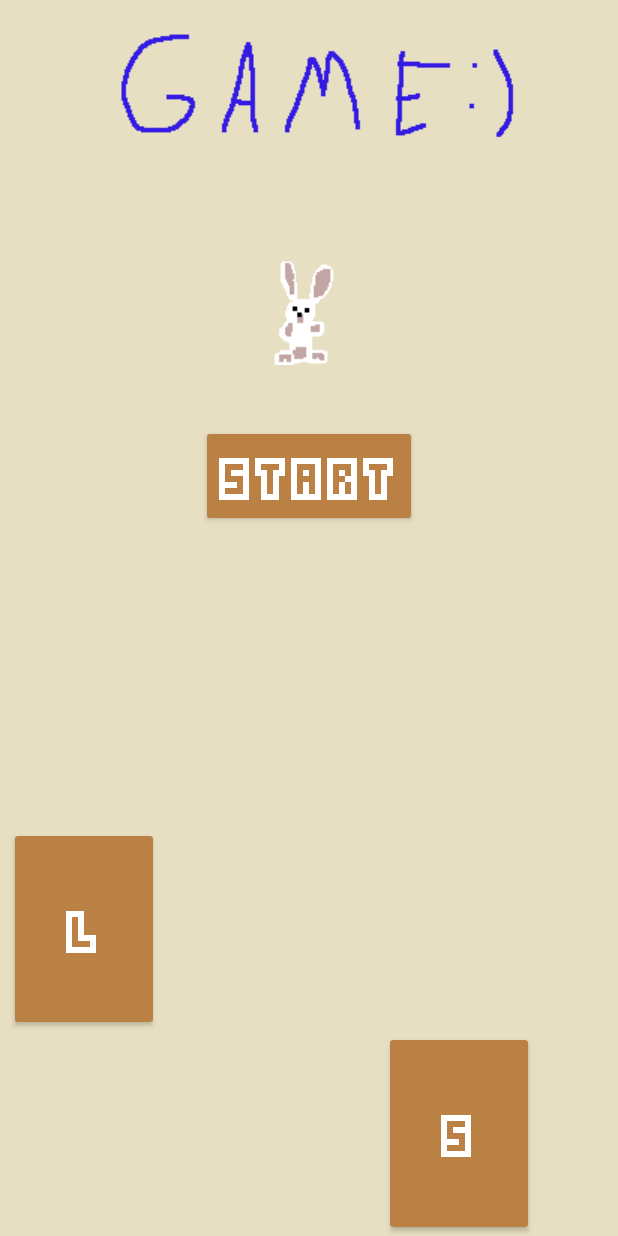
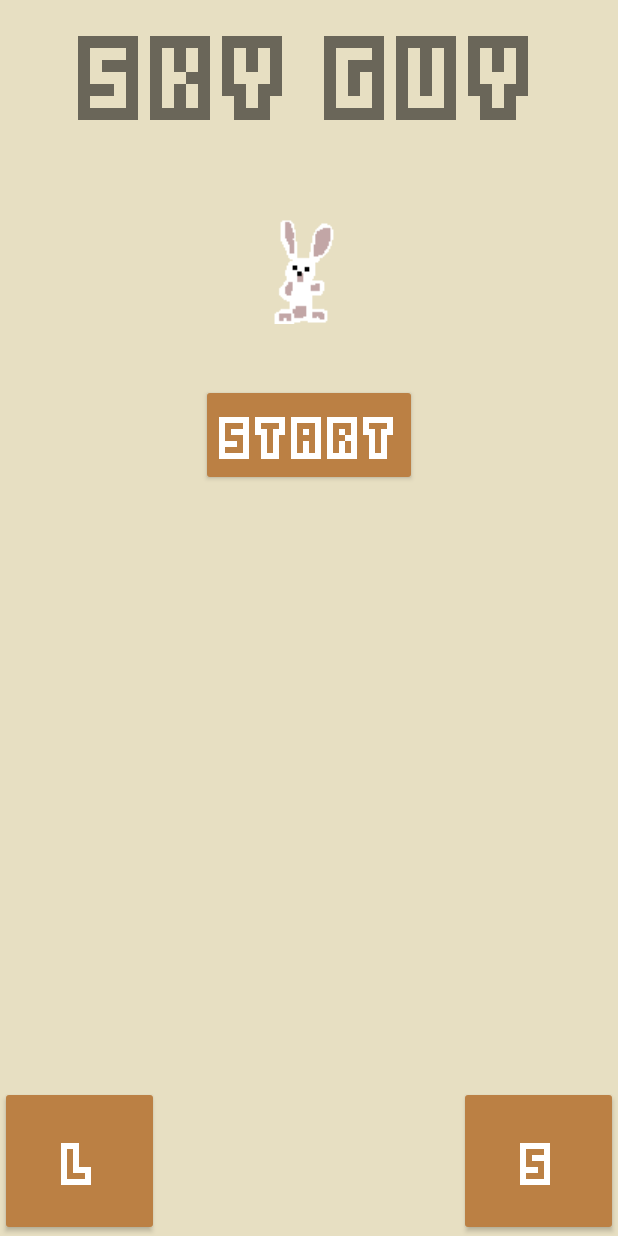
Before and after one commit to adsonnheim/sky-guy, an Android app: the screen it shows after launch (MainActivity), on a phone screen of 412 x 824 dp. Run offline under Robolectric (Android 15) with nearby library versions, the phone set to English and light mode, and no system bars.

Commit message:
Updated menu layout

```diff
--- a/SaveTheBunnyJava/app/src/main/res/layout/activity_main.xml
+++ b/SaveTheBunnyJava/app/src/main/res/layout/activity_main.xml
@@ -7,12 +7,13 @@
     android:gravity="center"
     android:orientation="vertical"
     tools:context=".MainActivity">
-
-    <ImageView
+    <TextView
+        android:layout_height="wrap_content"
         android:layout_width="wrap_content"
-        android:layout_height="wrap_content"
-        android:contentDescription="@string/game_title"
-        android:src="@drawable/game_title" />
+        android:fontFamily="@font/kenney_blocks"
+        android:text="@string/sky_guy"
+        android:textSize="64sp"
+        android:gravity="bottom"/>
 
     <ImageView
         android:layout_width="wrap_content"
@@ -30,9 +31,13 @@
         android:onClick="startGame"
         android:text="@string/start"
         android:textColor="@android:color/white"
-        android:textSize="32sp" />
+        android:textSize="32sp"/>
 
-
+    <LinearLayout
+        android:layout_width="match_parent"
+        android:layout_height="match_parent"
+        android:gravity="bottom"
+        android:layout_marginTop="100dp">
         <Button
             android:id="@+id/button2"
             android:layout_width="100dp"
@@ -42,20 +47,19 @@
             android:layout_weight="1"
             android:textColor="@android:color/white"
             android:backgroundTint="#bb8044"
-        android:fontFamily="@font/kenney_blocks"
-        android:layout_marginTop="200dp"
-        android:layout_marginEnd="150dp"/>
+            android:fontFamily="@font/kenney_blocks" />
 
         <Button
             android:id="@+id/button3"
             android:layout_width="100dp"
             android:layout_height="100dp"
-        android:layout_marginStart="100dp"
+            android:layout_marginStart="200dp"
             android:backgroundTint="#bb8044"
             android:fontFamily="@font/kenney_blocks"
             android:text="@string/s"
             android:layout_weight="1"
             android:textColor="@android:color/white"
             android:textSize="32sp" />
+    </LinearLayout>
 
 </LinearLayout>
--- a/SaveTheBunnyJava/app/src/main/res/values/strings.xml
+++ b/SaveTheBunnyJava/app/src/main/res/values/strings.xml
@@ -6,4 +6,5 @@
     <string name="settings">Settings</string>
     <string name="l">L</string>
     <string name="s">S</string>
+    <string name="sky_guy">Sky Guy</string>
 </resources>
```
Also changed, not shown: 1 other file. Lines whose indentation alone changed are shown as unchanged.
